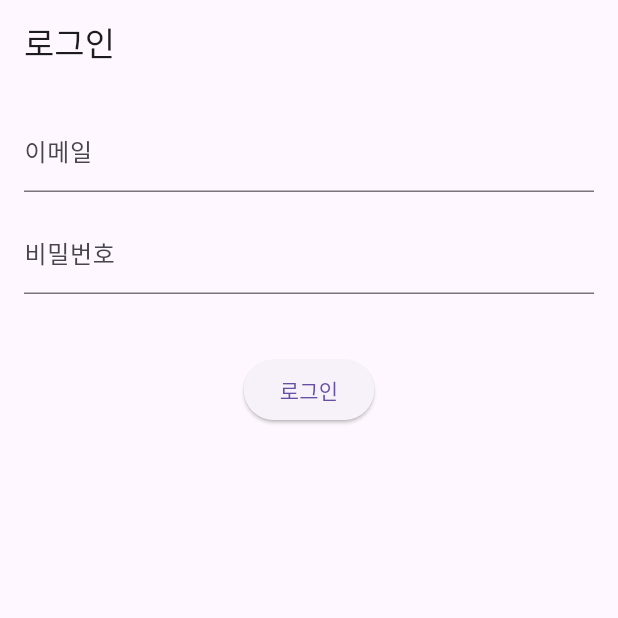
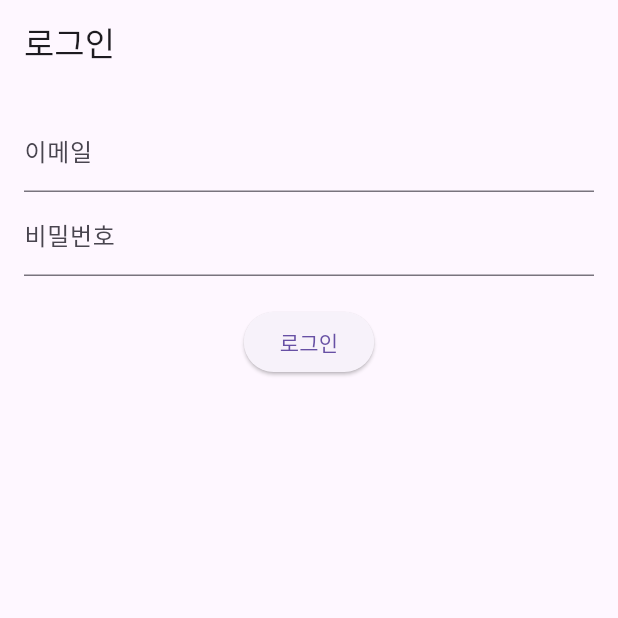
Before and after one commit to Imposter-study/Beta-flutter, a Flutter app: the screen it shows after launch, on a phone screen of 412 x 824 dp, the top half of it. Run offline on Flutter 3.47's test engine with Material 3 defaults, Android fonts, the phone set to English and light mode, and no system bars; our stand-ins replace go_router.

Commit message:
Feat : 로그인 및 캐릭터 목록화면 UI 구성

```diff
--- a/lib/models/character.dart
+++ b/lib/models/character.dart
@@ -13,9 +13,9 @@ class Character {
 
   factory Character.fromJson(Map<String, dynamic> json) {
     return Character(
-      id: json['id'],
-      name: json['name'],
-      profileImageUrl: json['profileImageUrl'] ?? '', // 예외 방지
+      id: json['id'].toString(),
+      name: json['name'] ?? '',
+      profileImageUrl: json['profile_image_url'] ?? '',
       description: json['description'] ?? '',
     );
   }
--- /dev/null
+++ b/lib/providers/user_provider.dart
@@ -0,0 +1,18 @@
+import 'package:flutter/material.dart';
+
+class UserProvider with ChangeNotifier {
+  String? _token;
+
+  String? get token => _token;
+  bool get isLoggedIn => _token != null;
+
+  void setToken(String token) {
+    _token = token;
+    notifyListeners();
+  }
+
+  void logout() {
+    _token = null;
+    notifyListeners();
+  }
+}
--- a/lib/screens/login_screen.dart
+++ b/lib/screens/login_screen.dart
@@ -1,82 +1,60 @@
 import 'package:flutter/material.dart';
+import 'package:provider/provider.dart';
+import '../services/auth_service.dart';
+import '../providers/user_provider.dart';
 import 'package:go_router/go_router.dart';
-import '../services/auth_service.dart';
 
 class LoginScreen extends StatefulWidget {
+  const LoginScreen({super.key});
+
   @override
-  _LoginScreenState createState() => _LoginScreenState();
+  State<LoginScreen> createState() => _LoginScreenState();
 }
 
 class _LoginScreenState extends State<LoginScreen> {
-  final TextEditingController _emailController = TextEditingController();
-  final TextEditingController _passwordController = TextEditingController();
-
+  final _emailController = TextEditingController();
+  final _passwordController = TextEditingController();
+  final _authService = AuthService();
   bool _isLoading = false;
-  String? _errorMessage;
 
   void _login() async {
-    setState(() {
-      _isLoading = true;
-      _errorMessage = null;
-    });
-
+    setState(() => _isLoading = true);
     try {
-      await AuthService.login(
+      final token = await _authService.login(
         _emailController.text.trim(),
         _passwordController.text.trim(),
       );
-      // 로그인 성공하면 홈 화면으로 이동
+
+      Provider.of<UserProvider>(context, listen: false).setToken(token);
+      if (!mounted) return;
       context.go('/home');
     } catch (e) {
-      setState(() {
-        _errorMessage = '로그인 실패: ${e.toString()}';
-      });
+      showDialog(
+        context: context,
+        builder: (_) => AlertDialog(
+          title: const Text('로그인 실패'),
+          content: Text(e.toString()),
+        ),
+      );
     } finally {
-      setState(() {
-        _isLoading = false;
-      });
+      setState(() => _isLoading = false);
     }
-  }
-
-  @override
-  void dispose() {
-    _emailController.dispose();
-    _passwordController.dispose();
-    super.dispose();
   }
 
   @override
   Widget build(BuildContext context) {
     return Scaffold(
-      appBar: AppBar(title: Text('로그인')),
+      appBar: AppBar(title: const Text('로그인')),
       body: Padding(
-        padding: EdgeInsets.all(16),
+        padding: const EdgeInsets.all(16),
         child: Column(
           children: [
-            TextField(
-              controller: _emailController,
-              decoration: InputDecoration(labelText: '이메일'),
-              keyboardType: TextInputType.emailAddress,
-            ),
-            SizedBox(height: 12),
-            TextField(
-              controller: _passwordController,
-              decoration: InputDecoration(labelText: '비밀번호'),
-              obscureText: true,
-            ),
-            SizedBox(height: 20),
-            if (_errorMessage != null)
-              Text(
-                _errorMessage!,
-                style: TextStyle(color: Colors.red),
-              ),
-            SizedBox(height: 20),
+            TextField(controller: _emailController, decoration: const InputDecoration(labelText: '이메일')),
+            TextField(controller: _passwordController, obscureText: true, decoration: const InputDecoration(labelText: '비밀번호')),
+            const SizedBox(height: 20),
             _isLoading
-                ? CircularProgressIndicator()
-                : ElevatedButton(
-                    onPressed: _login,
-                    child: Text('로그인'),
-                  ),
+                ? const CircularProgressIndicator()
+                : ElevatedButton(onPressed: _login, child: const Text('로그인')),
           ],
         ),
       ),
--- a/lib/widgets/character_card.dart
+++ b/lib/widgets/character_card.dart
@@ -1,6 +1,6 @@
 import 'package:flutter/material.dart';
+import 'package:go_router/go_router.dart';
 import '../models/character.dart';
-import 'package:go_router/go_router.dart';
 
 class CharacterCard extends StatelessWidget {
   final Character character;
@@ -18,7 +18,6 @@ class CharacterCard extends StatelessWidget {
         title: Text(character.name),
         subtitle: Text(character.description),
         onTap: () {
-          // 캐릭터 ID 넘겨서 채팅 화면으로 이동
           context.go('/chat/${character.id}');
         },
       ),
```
Also changed, not shown: lib/screens/home_screen.dart (+11 -8 lines), lib/services/auth_service.dart (+7 -7 lines), lib/services/chat_service.dart (+13 -6 lines).
